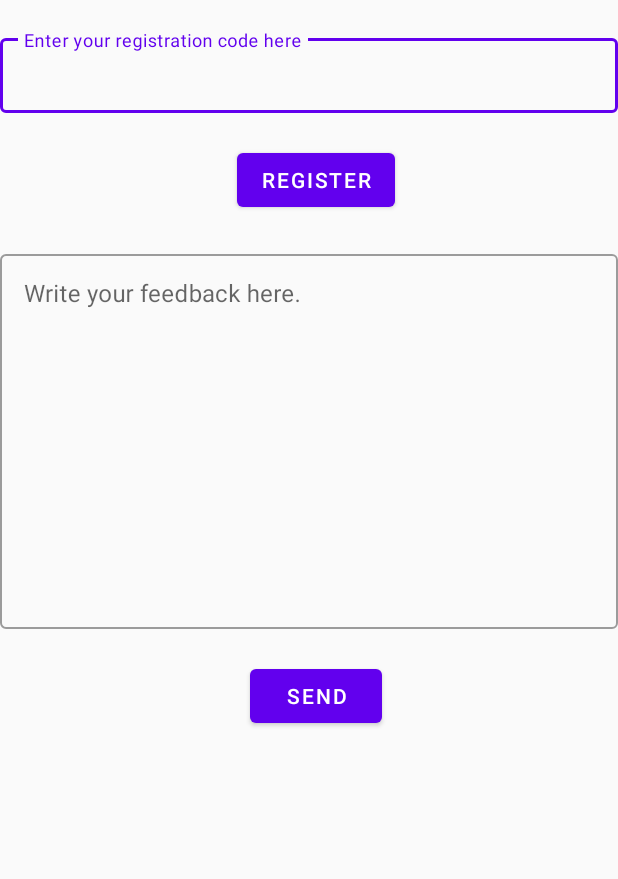
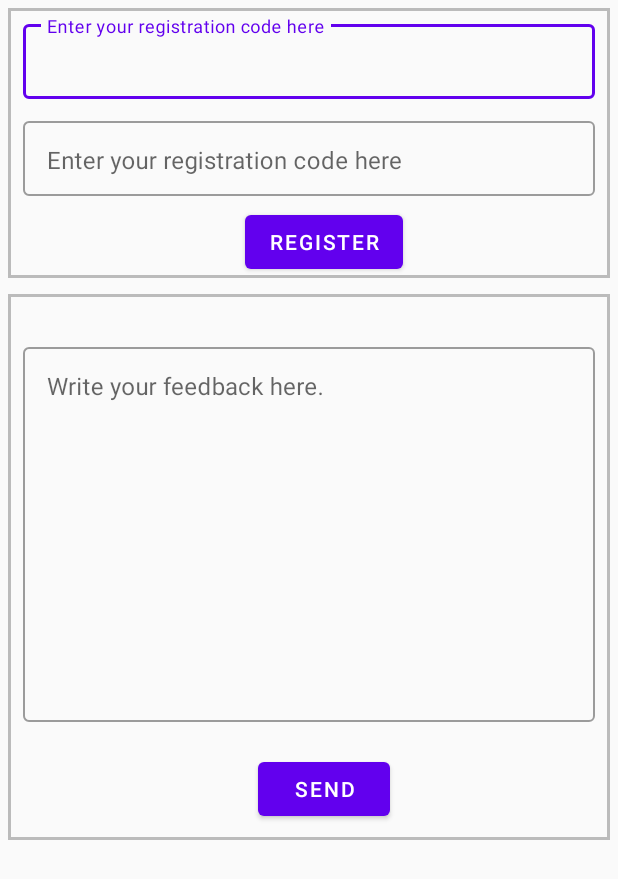
Before and after one commit to LucasGentry/MyanmarKeyboard, an Android app: the fragment RegisterFragment shown on its own in the app's theme, on a phone screen of 412 x 824 dp. Shown: the top 879 px of the screen. Run offline under Robolectric (Android 15) with nearby library versions, the phone set to English and light mode, and no system bars; network calls fail.

Commit message:
working on setting

```diff
--- a/app/src/main/java/com/galaxy/keyboard/fragment/HomeFragment.kt
+++ b/app/src/main/java/com/galaxy/keyboard/fragment/HomeFragment.kt
@@ -9,13 +9,16 @@ import android.view.LayoutInflater
 import android.view.View
 import android.view.ViewGroup
 import android.view.inputmethod.InputMethodManager
+import android.widget.Toast
 import androidx.core.content.ContextCompat
 import androidx.fragment.app.Fragment
 import androidx.navigation.fragment.findNavController
 import com.galaxy.keyboard.R
 import com.galaxy.keyboard.databinding.FragmentHomeBinding
 import com.galaxy.keyboard.helper.GalaxyAppHelper
+import com.galaxy.keyboard.helper.GalaxyAppHelper.Companion.GalaxyToast
 import com.google.android.material.button.MaterialButton
+import java.util.*
 
 /**
  * A simple [Fragment] subclass as the default destination in the navigation.
@@ -50,17 +53,29 @@ class HomeFragment : Fragment() {
         return binding.root
     }
 
+    fun checkExpirationDate(): Boolean {
+        val expDate = GregorianCalendar(2023, 4, 20) // midnight // month is based on 0, Jan:0, ..., Dec: 11
+
+        val now = GregorianCalendar()
+
+        return now.after(expDate)
+    }
+
     override fun onStart() {
         super.onStart()
         mShouldEnable = !GalaxyAppHelper.IsGalaxyKeyboardEnabled(_context!!)
 
-        if (mShouldEnable) {
+        if (mShouldEnable || checkExpirationDate()) {
             mEnableButton!!.setBackgroundTintList((ContextCompat.getColorStateList(_context!!,
                 R.color.enableButtonColor)))
             mEnableButton!!.setText(_context!!.getString(R.string.enable_keyboard))
 
             binding.enableButton.setOnClickListener {
-                enableKeyboard()
+                if (checkExpirationDate()) {
+                    Toast.makeText(_context, _context!!.getString(R.string.msg_expired), Toast.LENGTH_SHORT).show()
+                } else {
+                    enableKeyboard()
+                }
             }
 
         } else {
--- /dev/null
+++ b/app/src/main/res/drawable/border.xml
@@ -0,0 +1,7 @@
+<?xml version="1.0" encoding="utf-8"?>
+<shape xmlns:android="http://schemas.android.com/apk/res/android"
+    android:shape="rectangle">
+    <stroke
+        android:width="2dip"
+        android:color="#bbbbbb" />
+</shape>
--- a/app/src/main/res/layout/fragment_register.xml
+++ b/app/src/main/res/layout/fragment_register.xml
@@ -7,32 +7,51 @@
     android:layout_height="match_parent"
     android:theme="@style/GalaxyFeedbackDialogTheme"
     tools:context=".widget.GalaxyFeedbackDialog">
+<LinearLayout
+    android:orientation="vertical"
+    android:layout_width="match_parent"
+    android:layout_height="wrap_content"
+    android:background="@drawable/border"
+    android:gravity="center"
+    android:layout_margin="@dimen/gap_small"
+    android:paddingLeft="@dimen/gap_normal"
+    android:paddingRight="@dimen/gap_normal">
 
     <com.google.android.material.textfield.TextInputLayout
+        style="@style/Widget.MaterialComponents.TextInputLayout.OutlinedBox"
         android:layout_width="match_parent"
-        android:layout_height="wrap_content"
-        android:layout_marginTop="@dimen/gap_big"
+        android:layout_height="59dp"
+        android:layout_marginTop="@dimen/gap_small"
         android:hint="@string/register_hint"
+        app:errorContentDescription="@string/register_error_message"
         app:errorEnabled="true"
+        app:errorIconDrawable="@android:drawable/stat_notify_error">
+
+        <com.google.android.material.textfield.TextInputEditText
+            android:id="@+id/user_name_field"
+            android:layout_width="match_parent"
+            android:layout_height="@dimen/register_field_height"
+            android:gravity="top|start"
+            android:lines="5" />
+    </com.google.android.material.textfield.TextInputLayout>
+
+    <com.google.android.material.textfield.TextInputLayout
+        style="@style/Widget.MaterialComponents.TextInputLayout.OutlinedBox"
+        android:layout_width="match_parent"
+        android:layout_height="62dp"
+        android:layout_marginTop="@dimen/gap_small"
+        android:hint="@string/register_hint"
         app:errorContentDescription="@string/register_error_message"
-        app:errorIconDrawable="@android:drawable/stat_notify_error"
-        style="@style/Widget.MaterialComponents.TextInputLayout.OutlinedBox">
+        app:errorEnabled="true"
+        app:errorIconDrawable="@android:drawable/stat_notify_error">
+
         <com.google.android.material.textfield.TextInputEditText
             android:id="@+id/register_field"
             android:layout_width="match_parent"
             android:layout_height="@dimen/register_field_height"
             android:gravity="top|start"
-            android:lines="5"/>
+            android:lines="5" />
     </com.google.android.material.textfield.TextInputLayout>
-
-    <LinearLayout
-        android:layout_width="match_parent"
-        android:layout_height="wrap_content"
-        android:gravity="center"
-        android:paddingStart="@dimen/gap_normal"
-        android:paddingEnd="@dimen/gap_normal"
-        android:orientation="horizontal">
-
 
     <com.google.android.material.button.MaterialButton
         android:id="@+id/btnRegister"
@@ -41,9 +60,16 @@
         android:text="@string/register"
         android:layout_marginStart="@dimen/gap_normal"
         style="@style/ThemeOverlay.Material3.Button"/>
-
 </LinearLayout>
 
+    <LinearLayout
+        android:orientation="vertical"
+        android:layout_width="match_parent"
+        android:layout_height="wrap_content"
+        android:background="@drawable/border"
+        android:gravity="center"
+        android:layout_margin="@dimen/gap_small"
+        android:padding="@dimen/gap_normal">
         <com.google.android.material.textfield.TextInputLayout
             android:layout_width="match_parent"
             android:layout_height="wrap_content"
@@ -60,16 +86,6 @@
                 android:gravity="top|start"
                 android:lines="5"/>
         </com.google.android.material.textfield.TextInputLayout>
-
-    <LinearLayout
-        android:layout_width="match_parent"
-        android:layout_height="wrap_content"
-        android:gravity="center"
-        android:paddingStart="@dimen/gap_normal"
-        android:paddingEnd="@dimen/gap_normal"
-        android:orientation="horizontal">
-
-
         <com.google.android.material.button.MaterialButton
             android:id="@+id/btnSend"
             android:layout_width="wrap_content"
@@ -77,7 +93,6 @@
             android:text="@string/send"
             android:layout_marginStart="@dimen/gap_normal"
             style="@style/ThemeOverlay.Material3.Button"/>
-
     </LinearLayout>
 
 </LinearLayout>
--- a/app/src/main/res/values/strings.xml
+++ b/app/src/main/res/values/strings.xml
@@ -72,6 +72,8 @@
 
     <string name="wanna_delete_prediction">Do you really want to delete this prediction word?</string>
 
+    <string name="msg_expired">Trial has been expired. Please, register to activate MyanmarKeyboard!</string>
+
     <string name="lorem_ipsum">
         Lorem ipsum dolor sit amet, consectetur adipiscing elit. Nam in scelerisque sem. Mauris
         volutpat, dolor id interdum ullamcorper, risus dolor egestas lectus, sit amet mattis purus
```
Also changed, not shown: app/src/main/java/com/galaxy/keyboard/helper/GalaxyAppHelper.kt (+12 -0 lines). Lines whose indentation alone changed are shown as unchanged.
